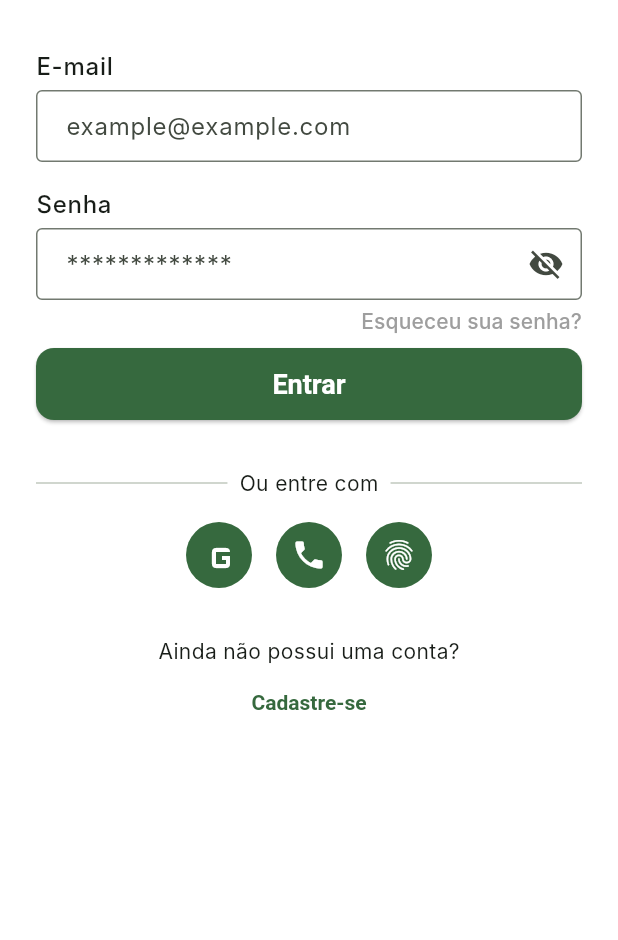
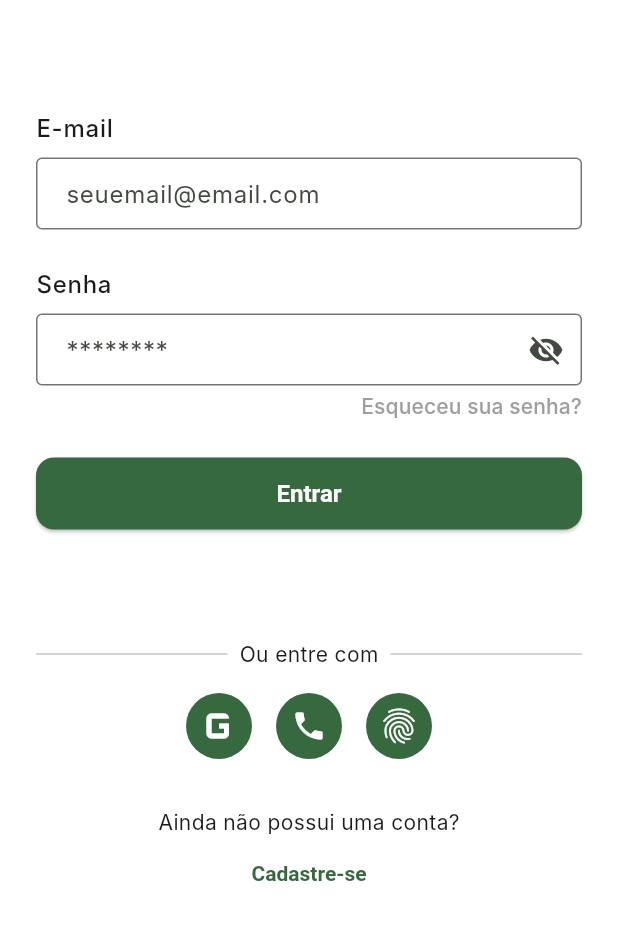
Before and after one commit to CliniCasa/frontend-clinicasa, a Flutter app: the screen it shows after launch, on a phone screen of 412 x 824 dp, the part 291-1231 px from its top. Run offline on Flutter 3.47's test engine with Material 3 defaults, Android fonts, the phone set to English and light mode, and no system bars; our stand-ins replace flutter_svg.

Commit message:
Refactor login screen layout for improved structure and user experience; introduce SelectAccountTypeScreen for account type selection with enhanced UI elements and logo integration.

```diff
--- a/lib/screens/select_account_type/select_account_type_screen.dart
+++ b/lib/screens/login-configure/select_account_type_screen.dart
@@ -1,6 +1,6 @@
 import 'package:flutter/material.dart';
 import 'package:flutter_svg/flutter_svg.dart';
-import '../login/logo_clinicasa.dart';
+import '../../widgets/logo_clinicasa.dart';
 
 class SelectAccountTypeScreen extends StatelessWidget {
   const SelectAccountTypeScreen({super.key});
--- a/lib/screens/login/login_screen.dart
+++ b/lib/screens/login/login_screen.dart
@@ -1,6 +1,6 @@
 import 'package:flutter/material.dart';
 import 'package:flutter_svg/flutter_svg.dart';
-import 'logo_clinicasa.dart';
+import '../../widgets/logo_clinicasa.dart';
 
 class LoginScreen extends StatefulWidget {
   const LoginScreen({super.key});
@@ -39,17 +39,18 @@ class _LoginScreenState extends State<LoginScreen> {
     return Scaffold(
       backgroundColor: Colors.white,
       body: SafeArea(
-        child: SingleChildScrollView(
         child: Padding(
-            padding: const EdgeInsets.symmetric(horizontal: 24.0, vertical: 24),
+          padding: const EdgeInsets.symmetric(horizontal: 24, vertical: 24),
           child: Column(
-              crossAxisAlignment: CrossAxisAlignment.stretch,
             children: [
               const SizedBox(height: 16),
               // Logo
               const LogoClinicasa(),
               const SizedBox(height: 32),
-                Form(
+              Expanded(
+                child: Center(
+                  child: SingleChildScrollView(
+                    child: Form(
                       key: _formKey,
                       child: Column(
                         crossAxisAlignment: CrossAxisAlignment.stretch,
@@ -60,11 +61,11 @@ class _LoginScreenState extends State<LoginScreen> {
                               fontWeight: FontWeight.w500,
                             ),
                           ),
-                      const SizedBox(height: 4),
+                          const SizedBox(height: 8),
                           TextFormField(
                             controller: _emailController,
                             decoration: const InputDecoration(
-                          hintText: 'example@example.com',
+                              hintText: 'seuemail@email.com',
                               border: OutlineInputBorder(),
                               contentPadding: EdgeInsets.symmetric(
                                 horizontal: 16,
@@ -79,19 +80,19 @@ class _LoginScreenState extends State<LoginScreen> {
                               return null;
                             },
                           ),
-                      const SizedBox(height: 16),
+                          const SizedBox(height: 24),
                           Text(
                             'Senha',
                             style: theme.textTheme.bodyLarge?.copyWith(
                               fontWeight: FontWeight.w500,
                             ),
                           ),
-                      const SizedBox(height: 4),
+                          const SizedBox(height: 8),
                           TextFormField(
                             controller: _passwordController,
                             obscureText: _obscurePassword,
                             decoration: InputDecoration(
-                          hintText: '*************',
+                              hintText: '********',
                               border: const OutlineInputBorder(),
                               contentPadding: const EdgeInsets.symmetric(
                                 horizontal: 16,
@@ -139,7 +140,7 @@ class _LoginScreenState extends State<LoginScreen> {
                                 style: const TextStyle(color: Colors.red),
                               ),
                             ),
-                      const SizedBox(height: 8),
+                          const SizedBox(height: 24),
                           SizedBox(
                             height: 48,
                             child: ElevatedButton(
@@ -149,7 +150,7 @@ class _LoginScreenState extends State<LoginScreen> {
                                 foregroundColor: Colors.white,
                                 textStyle: const TextStyle(
                                   fontWeight: FontWeight.bold,
-                              fontSize: 18,
+                                  fontSize: 16,
                                 ),
                                 shape: RoundedRectangleBorder(
                                   borderRadius: BorderRadius.circular(12),
@@ -159,6 +160,9 @@ class _LoginScreenState extends State<LoginScreen> {
                             ),
                           ),
                         ],
+                      ),
+                    ),
+                  ),
                 ),
               ),
               const SizedBox(height: 32),
@@ -178,6 +182,7 @@ class _LoginScreenState extends State<LoginScreen> {
               const SizedBox(height: 16),
               Row(
                 mainAxisAlignment: MainAxisAlignment.center,
+                crossAxisAlignment: CrossAxisAlignment.center,
                 children: [
                   CircleAvatar(
                     backgroundColor: green,
@@ -186,8 +191,10 @@ class _LoginScreenState extends State<LoginScreen> {
                       icon: const Icon(
                         Icons.g_mobiledata,
                         color: Colors.white,
-                          size: 32,
+                        size: 40,
                       ),
+                      padding: EdgeInsets.zero,
+                      constraints: const BoxConstraints(),
                       onPressed: () {},
                     ),
                   ),
@@ -201,6 +208,8 @@ class _LoginScreenState extends State<LoginScreen> {
                         color: Colors.white,
                         size: 24,
                       ),
+                      padding: EdgeInsets.zero,
+                      constraints: const BoxConstraints(),
                       onPressed: () {},
                     ),
                   ),
@@ -212,8 +221,10 @@ class _LoginScreenState extends State<LoginScreen> {
                       icon: const Icon(
                         Icons.fingerprint,
                         color: Colors.white,
-                          size: 24,
+                        size: 28,
                       ),
+                      padding: EdgeInsets.zero,
+                      constraints: const BoxConstraints(),
                       onPressed: () {},
                     ),
                   ),
@@ -243,7 +254,6 @@ class _LoginScreenState extends State<LoginScreen> {
           ),
         ),
       ),
-      ),
     );
   }
 
```
Also changed, not shown: lib/widgets/logo_clinicasa.dart (renamed from lib/screens/login/logo_clinicasa.dart). Lines whose indentation alone changed are shown as unchanged.
